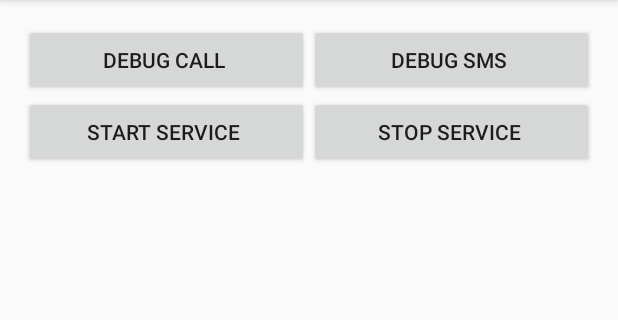
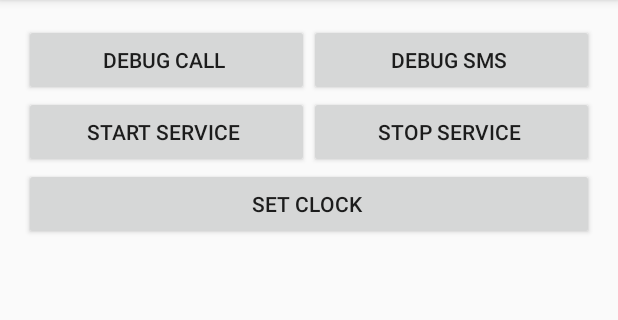
Before and after one commit to petrposvic/blend-micro-watch, an Android app: the screen it shows after launch (MainActivity), on a phone screen of 412 x 824 dp, the part 84-404 px from its top. Run offline under Robolectric (Android 15) with nearby library versions, the phone set to English and light mode, and no system bars.

Commit message:
Added clock.

```diff
--- a/Android/app/src/main/java/cz/posvic/blendmicrowatch/MainActivity.java
+++ b/Android/app/src/main/java/cz/posvic/blendmicrowatch/MainActivity.java
@@ -14,8 +14,13 @@ import android.view.View;
 import android.widget.Button;
 import android.widget.Toast;
 
+import java.text.SimpleDateFormat;
+import java.util.Date;
+
 public class MainActivity extends ActionBarActivity {
 	private static final String TAG = MainActivity.class.getName();
+
+	private SimpleDateFormat sdf = new SimpleDateFormat("HHmmss");
 
 	@Override
 	protected void onCreate(Bundle savedInstanceState) {
@@ -51,6 +56,14 @@ public class MainActivity extends ActionBarActivity {
 			@Override
 			public void onClick(View v) {
 				stopService(new Intent(MainActivity.this, EventService.class));
+			}
+		});
+
+		Button butSetClock = (Button) findViewById(R.id.butSetClock);
+		butSetClock.setOnClickListener(new View.OnClickListener() {
+			@Override
+			public void onClick(View v) {
+				sendMessage("&" + sdf.format(new Date()));
 			}
 		});
 	}
--- a/Android/app/src/main/res/layout/activity_main.xml
+++ b/Android/app/src/main/res/layout/activity_main.xml
@@ -52,4 +52,10 @@
 
 	</LinearLayout>
 
+	<Button
+		android:id="@+id/butSetClock"
+		android:layout_width="match_parent"
+		android:layout_height="wrap_content"
+		android:text="Set clock " />
+
 </LinearLayout>
```
Also changed, not shown: 3 other files.
